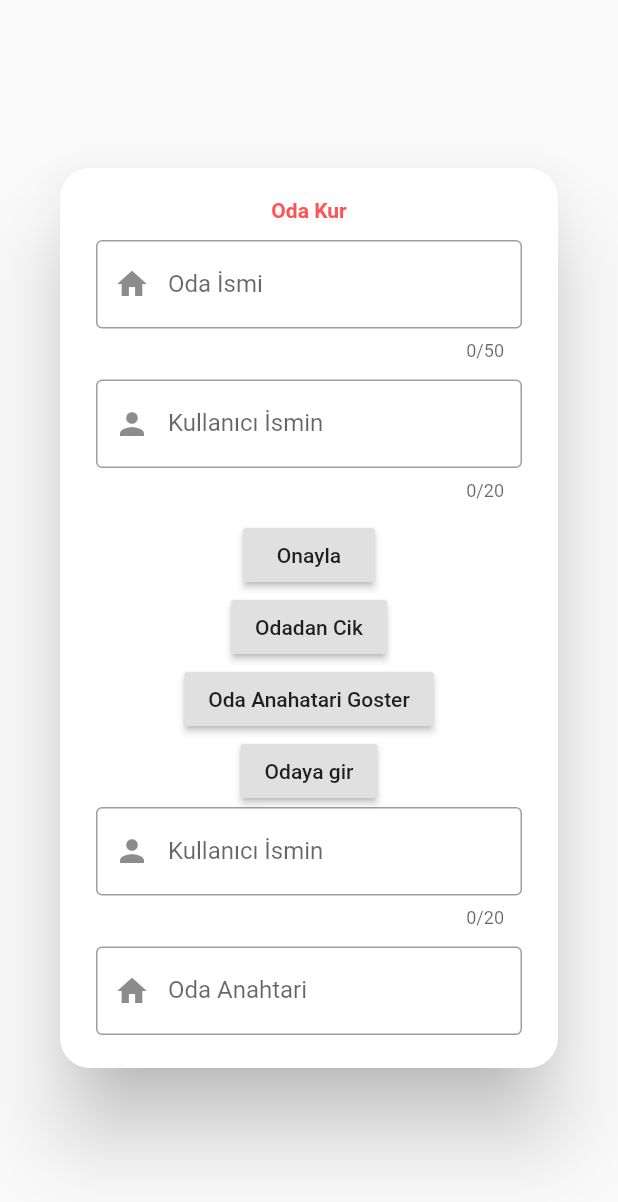
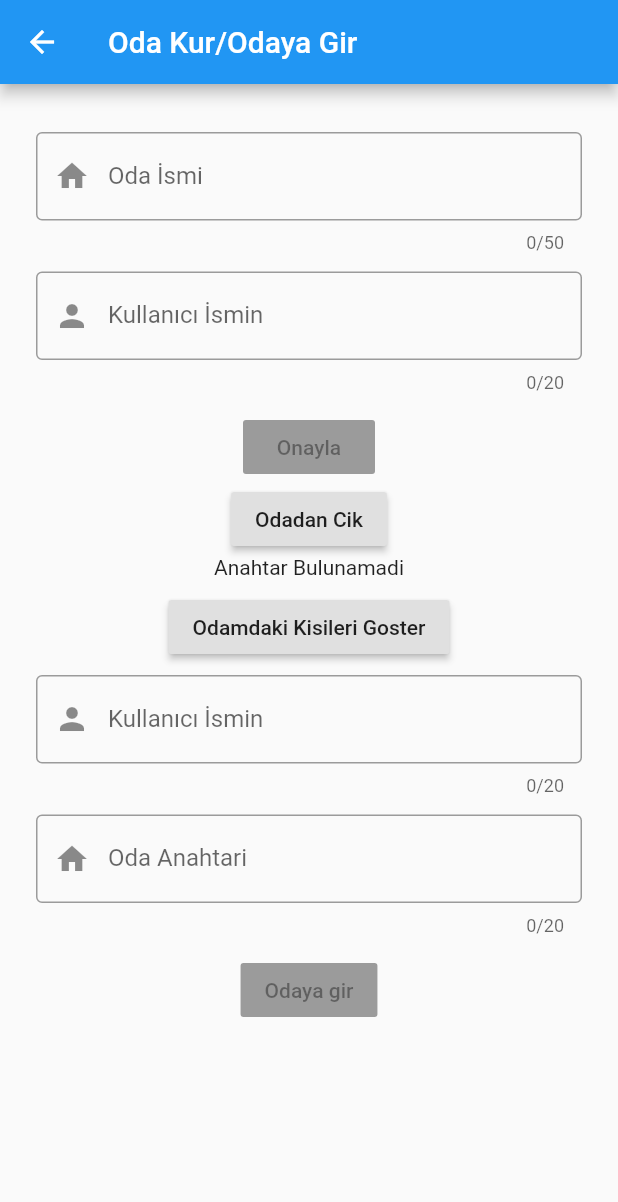
Before and after one commit to sercantor/cizelge_app, a Flutter app: the AddRoomContents screen opened directly, on a phone screen of 412 x 824 dp. Shown: the top 1202 px of the screen. Run offline on Flutter 3.47's test engine with Material 2 defaults, Android fonts, the phone set to English and light mode, and no system bars; our stand-ins replace cloud_firestore, flutter_calendar_carousel, shared_preferences; accounts and stored records are empty.

Commit message:
I need to clean the mess

```diff
--- /dev/null
+++ b/lib/screens/add_room_contents.dart
@@ -0,0 +1,273 @@
+import 'package:cizelge_app/services/database.dart';
+import 'package:cloud_firestore/cloud_firestore.dart';
+import 'package:flutter/material.dart';
+import 'package:provider/provider.dart';
+import 'package:shared_preferences/shared_preferences.dart';
+
+class AddRoomContents extends StatefulWidget {
+  @override
+  _AddRoomContentsState createState() => _AddRoomContentsState();
+}
+
+class _AddRoomContentsState extends State<AddRoomContents> {
+  final roomIdController = TextEditingController();
+  final userIdController = TextEditingController();
+  final newRoomKeyController = TextEditingController(); //TODO: change naming
+  final newUserIdController = TextEditingController(); //TODO: change naming
+  bool isButtonDisabled;
+  bool isButtonDisabledAddUser;
+
+  @override
+  void initState() {
+    super.initState();
+    isButtonDisabled = false;
+    isButtonDisabledAddUser = false;
+    roomIdController.addListener(_checkIfEmpty);
+    userIdController.addListener(_checkIfEmpty);
+    newUserIdController.addListener(_checkIfEmptyAddUser);
+    newRoomKeyController.addListener(_checkIfEmptyAddUser);
+  }
+
+  @override
+  void dispose() {
+    roomIdController.dispose();
+    userIdController.dispose();
+    newUserIdController.addListener(_checkIfEmptyAddUser);
+    newRoomKeyController.addListener(_checkIfEmptyAddUser);
+    super.dispose();
+  }
+
+  @override
+  Widget build(BuildContext context) {
+    var db = Provider.of<DatabaseService>(context);
+
+    return Scaffold(
+      appBar: AppBar(
+        title: Text('Oda Kur/Odaya Gir'),
+      ),
+      body: Container(
+        child: Padding(
+          padding: EdgeInsets.fromLTRB(12.0, 20.0, 12.0, 12.0),
+          child: SingleChildScrollView(
+            child: Column(
+              mainAxisAlignment: MainAxisAlignment.start,
+              crossAxisAlignment: CrossAxisAlignment.start,
+              children: [
+                Container(
+                  padding: EdgeInsets.all(12.0),
+                  child: TextFormField(
+                    autofocus: false,
+                    maxLengthEnforced: true,
+                    maxLength: 50,
+                    controller: roomIdController,
+                    decoration: InputDecoration(
+                      prefixIcon: Icon(Icons.home),
+                      labelText: 'Oda İsmi',
+                      border: OutlineInputBorder(),
+                    ),
+                  ),
+                ),
+                Container(
+                  padding: EdgeInsets.fromLTRB(12.0, 0.0, 12.0, 12.0),
+                  child: TextFormField(
+                    autofocus: false,
+                    maxLengthEnforced: true,
+                    maxLength: 20,
+                    controller: userIdController,
+                    decoration: InputDecoration(
+                      prefixIcon: Icon(Icons.person),
+                      labelText: 'Kullanıcı İsmin',
+                      border: OutlineInputBorder(),
+                    ),
+                  ),
+                ),
+                Center(
+                  child: RaisedButton(
+                    child: Text('Onayla'),
+                    onPressed: isButtonDisabled
+                        ? () {
+                            setState(() {
+                              isButtonDisabled =
+                                  false; //TODO: this is really really hacky, think about this
+                              isButtonDisabledAddUser = false;
+                            });
+                            db.setReferences();
+                            db.setRoomData(roomIdController.text);
+                            db.setUserData(userIdController.text);
+                            db.saveRoomDataLocal(
+                                roomIdController.text, userIdController.text);
+                            db.saveReferencesToLocal();
+                          }
+                        : null,
+                  ),
+                ),
+                Center(
+                  child: RaisedButton(
+                    child: Text('Odadan Cik'),
+                    onPressed: () {
+                      db.exitRoom();
+                    },
+                  ),
+                ),
+                Center(
+                  child: FutureBuilder(
+                    future: db.getRoomKey(),
+                    builder: (BuildContext context, AsyncSnapshot snapshot) {
+                      return snapshot.hasData
+                          ? Padding(
+                            padding: const EdgeInsets.all(8.0),
+                            child: SelectableText(
+                                'Oda Anahtarın: ${snapshot.data}',
+                                style: TextStyle(fontWeight: FontWeight.bold),
+                              ),
+                          )
+                          : Text('Anahtar Bulunamadi');
+                    },
+                  ),
+                ),
+                Center(
+                  child: Padding(
+                    padding: const EdgeInsets.all(8.0),
+                    child: RaisedButton(
+                      child: Text('Odamdaki Kisileri Goster'),
+                      onPressed: () async {
+                        String roomID = await db.getRoomKey();
+                        showDialog(
+                          context: context,
+                          builder: (BuildContext context) {
+                            return Dialog(
+                              shape: RoundedRectangleBorder(
+                                borderRadius: BorderRadius.circular(20.0),
+                              ),
+                              child: Container(
+                                height: 450,
+                                child: Padding(
+                                  padding: const EdgeInsets.all(12.0),
+                                  child: Column(
+                                    children: <Widget>[
+                                      StreamBuilder(
+                                          //TODO: move this widget to somewhere else
+                                          stream: Firestore.instance
+                                              .collection('rooms')
+                                              .document(roomID)
+                                              .collection('users')
+                                              .snapshots(),
+                                          builder: (context, snapshot) {
+                                            if (!snapshot.hasData) {
+                                              return CircularProgressIndicator();
+                                            }
+                                            return Container(
+                                              height: 400,
+                                              width: 100,
+                                              child: ListView.builder(
+                                                  itemCount: snapshot
+                                                      .data.documents.length,
+                                                  itemBuilder: (context, index) {
+                                                    return _buildUserList(
+                                                        context,
+                                                        snapshot.data
+                                                            .documents[index]);
+                                                  }),
+                                            );
+                                          })
+                                    ],
+                                  ),
+                                ),
+                              ),
+                            );
+                          },
+                        );
+                      },
+                    ),
+                  ),
+                ),
+                Container(
+                  padding: EdgeInsets.fromLTRB(12.0, 0.0, 12.0, 12.0),
+                  child: TextFormField(
+                    autofocus: false,
+                    maxLengthEnforced: true,
+                    controller: newUserIdController,
+                    maxLength: 20,
+                    decoration: InputDecoration(
+                        prefixIcon: Icon(Icons.person),
+                        labelText: 'Kullanıcı İsmin',
+                        border: OutlineInputBorder()),
+                  ),
+                ),
+                Container(
+                  padding: EdgeInsets.fromLTRB(12.0, 0.0, 12.0, 12.0),
+                  child: TextFormField(
+                    autofocus: false,
+                    maxLengthEnforced: true,
+                    controller: newRoomKeyController,
+                    maxLength: 20,
+                    decoration: InputDecoration(
+                        prefixIcon: Icon(Icons.home),
+                        labelText: 'Oda Anahtari',
+                        border: OutlineInputBorder()),
+                  ),
+                ),
+                Center(
+                  child: RaisedButton(
+                    child: Text('Odaya gir'),
+                    onPressed: isButtonDisabledAddUser
+                        ? () {
+                            db.addUserToRoom(newUserIdController.text,
+                                newRoomKeyController.text);
+                          }
+                        : null,
+                  ),
+                ),
+              ],
+            ),
+          ),
+        ),
+      ),
+    );
+  }
+
+  Widget _buildUserList(BuildContext context, DocumentSnapshot document) {
+    return ListTile(
+      title: Text(document['displayid']),
+    );
+  }
+
+  _checkIfEmpty() async {
+    final prefs = await SharedPreferences.getInstance();
+    String roomKey;
+    setState(() {
+      roomKey = prefs.getString('roomkey');
+    });
+    if (roomIdController.text.isEmpty ||
+        userIdController.text.isEmpty ||
+        (roomKey != null)) {
+      setState(() {
+        isButtonDisabled = false;
+      });
+    } else {
+      setState(() {
+        isButtonDisabled = true;
+      });
+    }
+  }
+
+  _checkIfEmptyAddUser() async {
+    final prefs = await SharedPreferences.getInstance();
+    String roomKey;
+    setState(() {
+      roomKey = prefs.getString('roomkey');
+    });
+
+    if (newRoomKeyController.text.isEmpty ||
+        newUserIdController.text.isEmpty ||
+        (roomKey != null)) {
+      setState(() {
+        isButtonDisabledAddUser = false;
+      });
+    } else {
+      setState(() {
+        isButtonDisabledAddUser = true;
+      });
+    }
+  }
+}
--- a/lib/services/database.dart
+++ b/lib/services/database.dart
@@ -7,13 +7,12 @@ class DatabaseService with ChangeNotifier {
   Firestore _db;
   String _roomRef;
   String _userRef;
-  bool _showRoomKey = false;
 
   DatabaseService() {
     _db = Firestore.instance;
   }
 
-  bool get showRoomKey => _showRoomKey;
+  String get roomRef => _roomRef;
 
   // setters
   setReferences() async {
@@ -66,8 +65,6 @@ class DatabaseService with ChangeNotifier {
         .updateData({'dates': datesList});
   }
 
-  //unofficial getters? idk what I'm doing at this point
-
   Future<String> getRoomKey() async {
     SharedPreferences prefs = await SharedPreferences.getInstance();
     String roomKey = prefs.getString('roomkey');
@@ -89,17 +86,22 @@ class DatabaseService with ChangeNotifier {
         .document()
         .documentID;
 
-    var query = Firestore.instance
-        .collection('rooms')
-        .document(roomKey);
+    var query = Firestore.instance.collection('rooms').document(roomKey);
 
     query.get().then((doc) {
       if (doc.exists) {
-        query.collection('users').document(_userRef).setData({'displayid': displayID});
+        query
+            .collection('users')
+            .document(_userRef)
+            .setData({'displayid': displayID});
         prefs.setString('userkey', _userRef);
         prefs.setString('roomkey', _roomRef);
-      } else{ print('room does not exist');}
+        _roomRef = roomKey;
+      } else {
+        print('Odaya Girilemedi');
+      }
     });
+    notifyListeners();
   }
 
   exitRoom() async {
@@ -126,10 +128,6 @@ class DatabaseService with ChangeNotifier {
     });
     prefs.remove('userkey');
     prefs.remove('roomkey');
-  }
-
-  changeBool() {
-    _showRoomKey = !_showRoomKey;
     notifyListeners();
   }
 }
--- a/lib/widgets/add_room_contents.dart
+++ /dev/null
@@ -1,151 +0,0 @@
-import 'package:cizelge_app/services/database.dart';
-import 'package:flutter/material.dart';
-import 'package:provider/provider.dart';
-
-class AddRoomContents extends StatefulWidget {
-  @override
-  _AddRoomContentsState createState() => _AddRoomContentsState();
-}
-
-class _AddRoomContentsState extends State<AddRoomContents> {
-  @override
-  Widget build(BuildContext context) {
-    var db = Provider.of<DatabaseService>(context);
-    TextEditingController roomIdController = TextEditingController();
-    TextEditingController userIdController = TextEditingController();
-    TextEditingController newRoomKeyController =
-        TextEditingController(); //TODO: change naming
-    TextEditingController newUserIdController =
-        TextEditingController(); //TODO: change naming
-
-    return Dialog(
-      shape: RoundedRectangleBorder(
-        borderRadius: BorderRadius.circular(20.0),
-      ),
-      child: Container(
-        height: 600,
-        child: Padding(
-          padding: EdgeInsets.fromLTRB(12.0, 20.0, 12.0, 12.0),
-          child: SingleChildScrollView(
-            child: Column(
-              mainAxisAlignment: MainAxisAlignment.start,
-              crossAxisAlignment: CrossAxisAlignment.start,
-              children: [
-                Center(
-                  child: Text(
-                    'Oda Kur',
-                    style: TextStyle(
-                        fontWeight: FontWeight.bold, color: Colors.redAccent),
-                  ),
-                ),
-                Container(
-                  padding: EdgeInsets.all(12.0),
-                  child: TextFormField(
-                    autofocus: false,
-                    maxLengthEnforced: true,
-                    maxLength: 50,
-                    controller: roomIdController,
-                    decoration: InputDecoration(
-                        prefixIcon: Icon(Icons.home),
-                        labelText: 'Oda İsmi',
-                        border: OutlineInputBorder()),
-                  ),
-                ),
-                Container(
-                  padding: EdgeInsets.fromLTRB(12.0, 0.0, 12.0, 12.0),
-                  child: TextFormField(
-                    autofocus: false,
-                    maxLengthEnforced: true,
-                    maxLength: 20,
-                    controller: userIdController,
-                    decoration: InputDecoration(
-                        prefixIcon: Icon(Icons.person),
-                        labelText: 'Kullanıcı İsmin',
-                        border: OutlineInputBorder()),
-                  ),
-                ),
-                Center(
-                  child: RaisedButton(
-                    child: Text('Onayla'),
-                    onPressed: () async {
-                      db.setReferences();
-                      db.setRoomData(roomIdController.text);
-                      db.setUserData(userIdController.text);
-                      db.saveRoomDataLocal(
-                          roomIdController.text, userIdController.text);
-                      db.saveReferencesToLocal();
-                    },
-                  ),
-                ),
-                Center(
-                  child: RaisedButton(
-                    child: Text('Odadan Cik'),
-                    onPressed: () {
-                      db.exitRoom();
-                    },
-                  ),
-                ),
-                Center(
-                  child: RaisedButton(
-                    child: Text('Oda Anahatari Goster'),
-                    onPressed: () {
-                      db.changeBool();
-                    },
-                  ),
-                ),
-                Center(
-                  child: RaisedButton(
-                    child: Text('Odaya gir'),
-                    onPressed: () {
-                      db.addUserToRoom(
-                          newUserIdController.text, newRoomKeyController.text);
-                    },
-                  ),
-                ),
-                Center(
-                  child: Visibility(
-                    child: FutureBuilder(
-                      future: db.getRoomKey(),
-                      builder: (BuildContext context, AsyncSnapshot snapshot) {
-                        return snapshot.hasData
-                            ? SelectableText(snapshot.data)
-                            : Text('Anahtar Bulunamadi');
-                      },
-                    ),
-                    visible: db.showRoomKey,
-                  ),
-                ),
-                Container(
-                  padding: EdgeInsets.fromLTRB(12.0, 0.0, 12.0, 12.0),
-                  child: TextFormField(
-                    autofocus: false,
-                    maxLengthEnforced: true,
-                    controller: newUserIdController,
-                    maxLength: 20,
-                    decoration: InputDecoration(
-                        prefixIcon: Icon(Icons.person),
-                        labelText: 'Kullanıcı İsmin',
-                        border: OutlineInputBorder()),
-                  ),
-                ),
-                Container(
-                  padding: EdgeInsets.fromLTRB(12.0, 0.0, 12.0, 12.0),
-                  child: TextFormField(
-                    autofocus: false,
-                    maxLengthEnforced: true,
-                    controller: newRoomKeyController,
-                    maxLength: 20,
-                    decoration: InputDecoration(
-                        prefixIcon: Icon(Icons.home),
-                        labelText: 'Oda Anahtari',
-                        border: OutlineInputBorder()),
-                  ),
-                ),
-              ],
-            ),
-          ),
-        ),
-      ),
-    );
-  }
-}
```
Also changed, not shown: lib/widgets/add_room.dart (+5 -7 lines).
